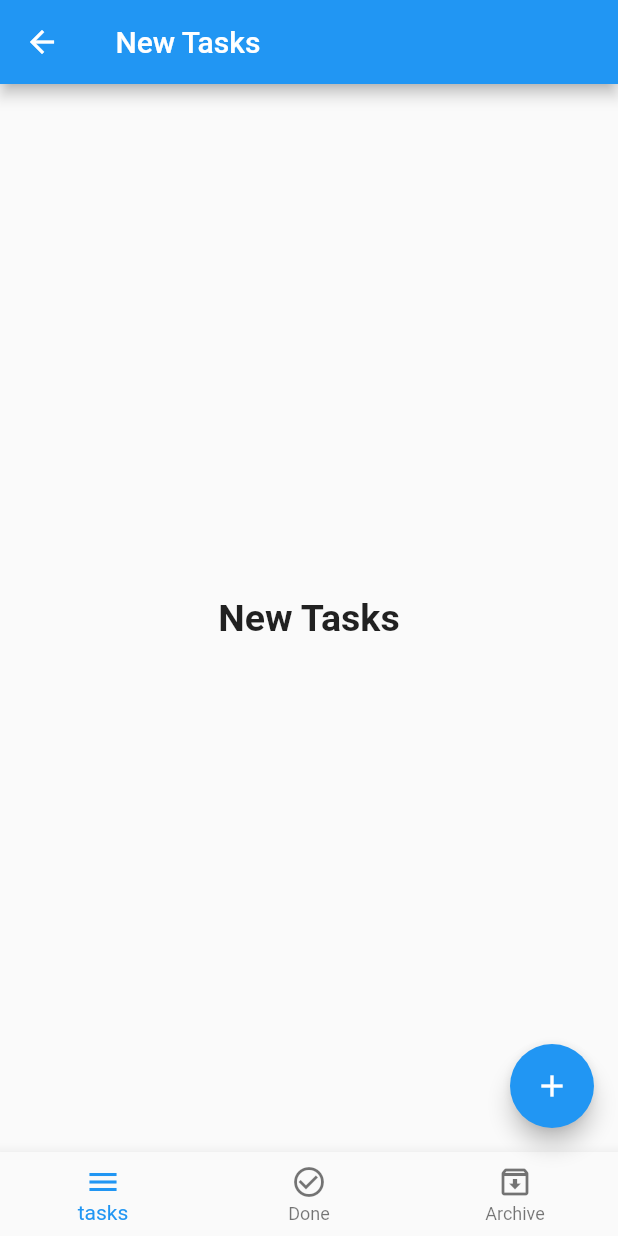
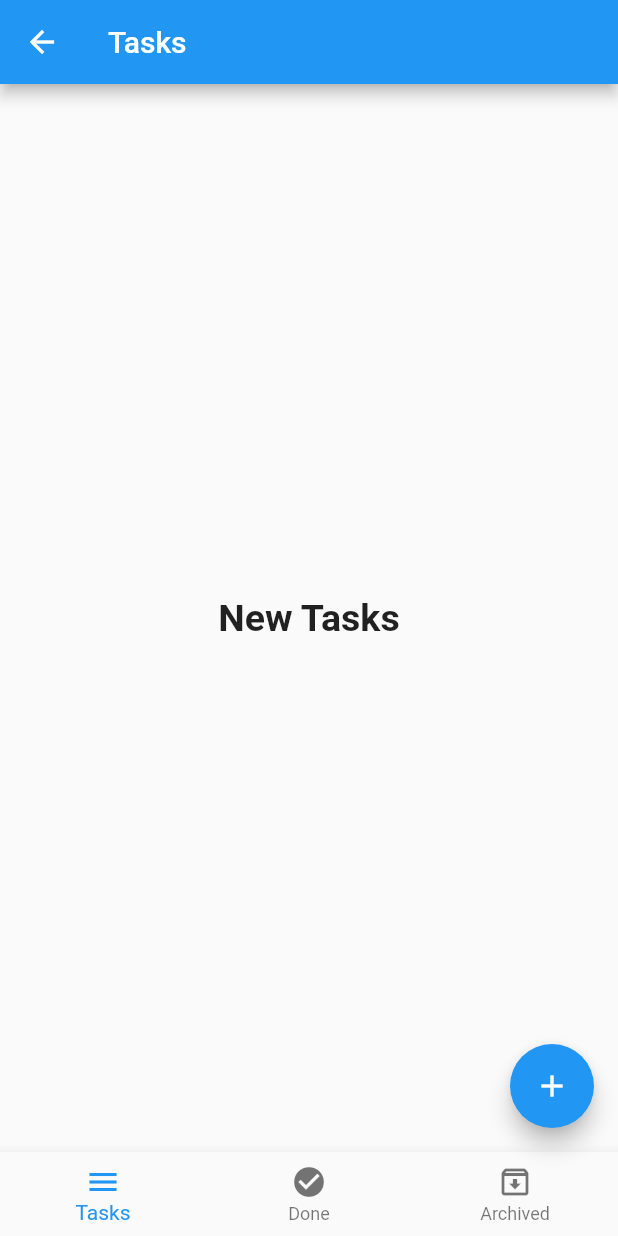
Before and after one commit to a7medAlqal3awyi/sql, a Flutter app: the HomeLayout screen opened directly, after a tap on the "add" icon, on a phone screen of 412 x 824 dp. Run offline on Flutter 3.47's test engine with Material 2 defaults, Android fonts, the phone set to English and light mode, and no system bars; our stand-ins replace sqflite; accounts and stored records are empty.

Commit message:
hello world

```diff
--- a/lib/layout/home_layout.dart
+++ b/lib/layout/home_layout.dart
@@ -1,39 +1,45 @@
+import 'package:flutter/cupertino.dart';
 import 'package:flutter/material.dart';
 import 'package:projects/modules/archivrd_tasks/archived_tasks_screen.dart';
 import 'package:projects/modules/done_tasks/done_tasks_screen.dart';
 import 'package:projects/modules/new_tasks/new_tasks_screen.dart';
-//import 'package:sqflite/sqflite.dart';
 import 'package:sqflite/sqflite.dart';
 
+//
+// create db
+// create table
+// open db
+// insert db
+// get from db
+// update to db
+// delete
+
 class HomeLayout extends StatefulWidget {
+
 
   @override
   State<HomeLayout> createState() => _HomeLayoutState();
 }
 
-class _HomeLayoutState extends State<HomeLayout>
-{
+class _HomeLayoutState extends State<HomeLayout> {
+  int currentIndex = 0;
 
-int currentIndex =0;
-
- late Database database ;
-
-List <Widget> screens=[
+  List<Widget> screens = [
     NewTasksScreen(),
     DoneTasksScreen(),
     ArchivedTasksScreen(),
   ];
 
-List <String> titles =[
-  ' New Tasks',
+  List<String>titles =
+  [
+    'Tasks',
     'Done Tasks',
     'Archived Tasks',
   ];
+  late Database database;
   @override
   void initState() {
-
     super.initState();
-
     createDatabase();
   }
 
@@ -42,96 +48,97 @@ List <String> titles =[
     return Scaffold(
       appBar: AppBar(
         title: Text(
-          titles[currentIndex]
+          titles[currentIndex],
         ),
       ),
+      body: screens[currentIndex],
+
       floatingActionButton: FloatingActionButton(
-        onPressed: ()async
+        onPressed: ()
         {
-          // try
-          // {
-          //   var name = await getName();
-          //   print(name);
-          //   throw('some error');
-          //
-          // }catch(error){
-          //   print('error${error.toString()}');
-          // }
-          insertDatabase();
-
+          insertToDatabase();
         },
-        child: Icon(Icons.add),
-
+        child: Icon(
+          Icons.add,
+        ),
       ),
       bottomNavigationBar: BottomNavigationBar(
-        type:BottomNavigationBarType.fixed ,
+        type: BottomNavigationBarType.fixed,
         currentIndex: currentIndex,
-
-        onTap:(index){
+        onTap: (index) {
           setState(() {
-            currentIndex=index;
+            currentIndex = index;
           });
-        } ,
+          print(index);
+        },
         items: [
           BottomNavigationBarItem(
-            icon: Icon(Icons.menu),
-            label: 'tasks',
-
+              icon: Icon(Icons.menu,),
+              label: 'Tasks'
           ),
           BottomNavigationBarItem(
-            icon: Icon(Icons.check_circle_outline),
-            label: 'Done',
-
+              icon: Icon(Icons.check_circle,),
+              label: 'Done'
           ),
           BottomNavigationBarItem(
-            icon: Icon(Icons.archive_outlined),
-            label: 'Archive',
+              icon: Icon(Icons.archive_outlined,),
+              label: 'Archived'
+          ),
 
-          ),
         ],
       ),
-      body: screens[currentIndex],
+
     );
+  }
 
-    }
+
   Future<String> getName() async
   {
-  return 'Ahmed Khaled';
+    return 'Ahmed khaled ';
   }
   void createDatabase()async
   {
     database= await openDatabase(
-
      'todo.db',
      version: 1,
-    onCreate: (database,version) async
+     onCreate:(database, version )
        {
 
-       await database.execute('CREATE TABLE tasks (id INTEREG pprimary key ,title TEXT,date TEXT,status TEXT)').then((value) {
          print('database created');
-
-       }).catchError((error){
-         print('error when created table ${error.toString()}');
+          database.execute(
+            'CREATE TABLE tasks(id INTEGER PRIMARY KET,title TEXT,date TEXT,time TEXT,status TEXT'
+                ')'
+          ).then((value)
+          {
+            print('table created');
+          }).catchError((error)
+          {
+            print('Error when creating table ${error.toString()}');
           });
        },
      onOpen: (database)
        {
-     print('database oppened');
-  },
+         print('database opened');
+
+       }
    );
   }
-void insertDatabase()
+
+  void insertToDatabase()
   {
     database.transaction((txn)
     {
-  txn.rawInsert('INSERT INTO tasks(title ,date , title , status )VALUE ("first task ","0232","564","new")').then((value) {
-    print('$value inserting  successfully ');
+      txn.rawInsert(
+          'INSERT INTO tasks(title, date ,time ,status) VALUES("first task","022","655","new ")')
+          .then((value) {
+        print('$value iserted successfully');
+      }).catchError((error)
+      {
+        print('Error when Inserting record ${error.toString()}');
 
-  }).catchError((error){
-    print('error when inserting    ${error.toString()}');
       });
-  return null! ;
+      return null!  ;
     });
-}
 
   }
+}
--- a/lib/main.dart
+++ b/lib/main.dart
@@ -1,4 +1,5 @@
 import 'package:flutter/material.dart';
+import 'package:projects/home_app.dart';
 import 'package:projects/reveiw.dart';
 //import 'package:projects/home_screen.dart';
 //import 'package:projects/login_screen.dart';
@@ -26,8 +27,8 @@ class MyApp extends StatelessWidget
   Widget build(BuildContext context)
   {
     return MaterialApp(
-      debugShowCheckedModeBanner: true ,
-    home:Reveiw(),
+      debugShowCheckedModeBanner: false ,
+    home:HomeApp(),
     );
   }
 
```
Also changed, not shown: lib/home_app.dart (added, +77 -0 lines), lib/reveiw.dart (+120 -83 lines). Lines whose indentation alone changed are shown as unchanged.
